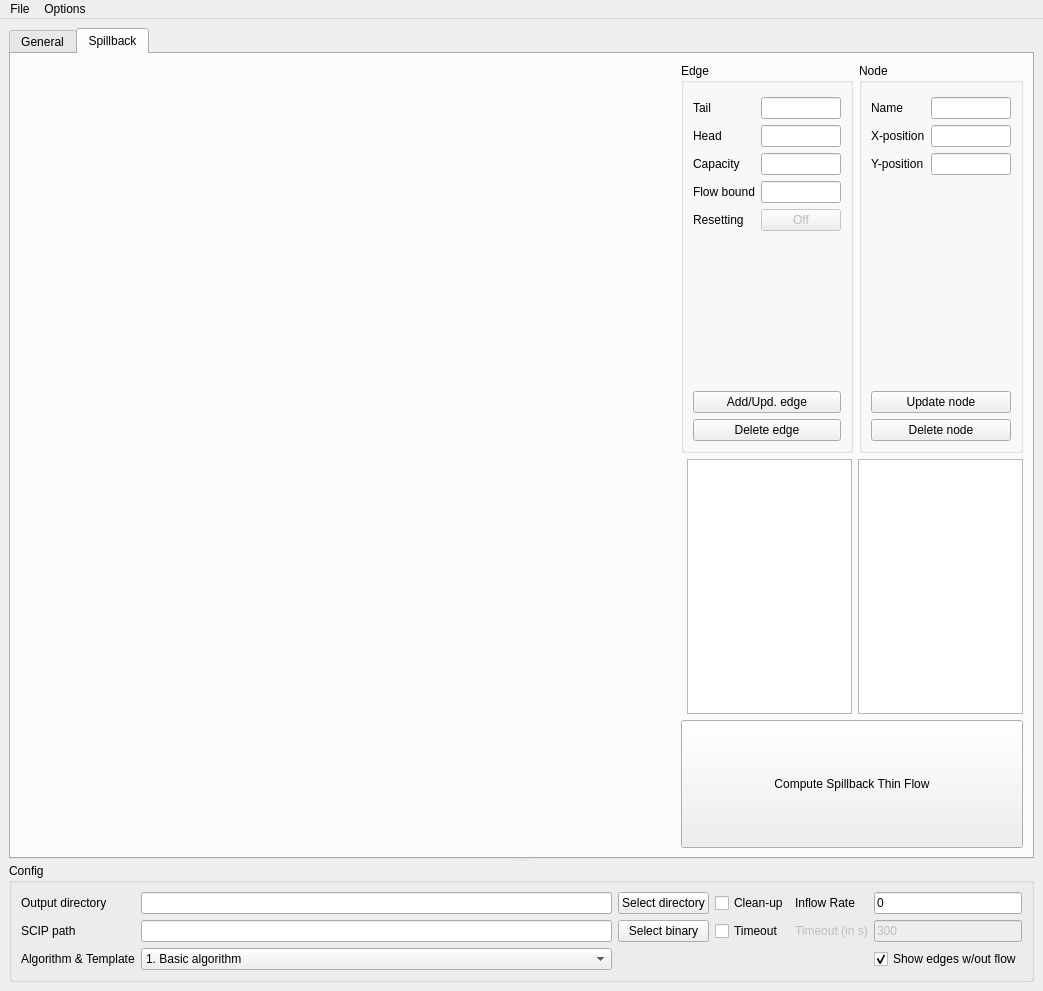
LeonSering/NashFlowComputation, file source/ui/thinFlow_mainWdw.ui: the form before one commit.
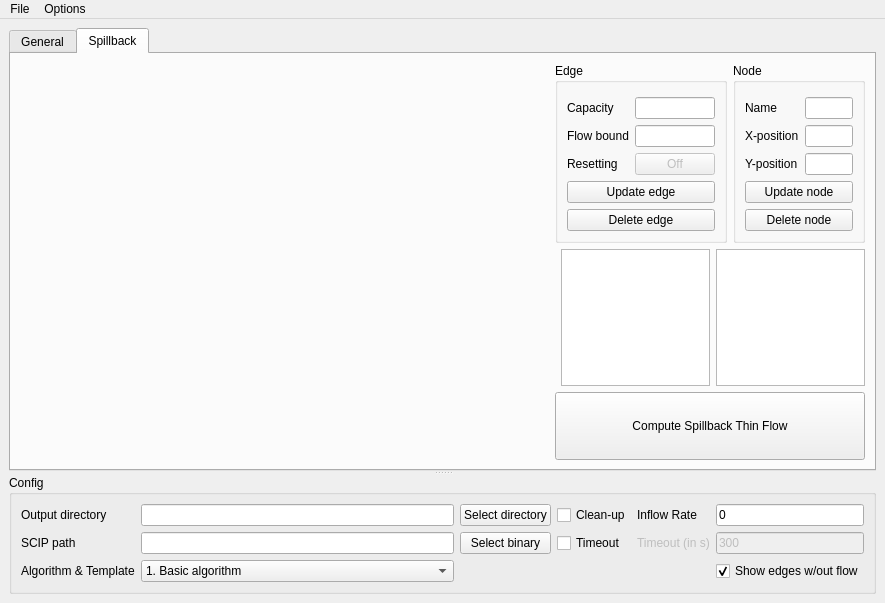
The form after the commit. The open tabs and pages were chosen to show the change.

Commit message: Updated TFC GUI, removed functionality to "manually" add edge

Patch:
```diff
--- a/source/ui/thinFlow_mainWdw.ui
+++ b/source/ui/thinFlow_mainWdw.ui
@@ -6,8 +6,8 @@
    <rect>
     <x>0</x>
     <y>0</y>
-    <width>1043</width>
-    <height>991</height>
+    <width>885</width>
+    <height>603</height>
    </rect>
   </property>
   <property name="windowTitle">
@@ -366,39 +366,33 @@
                <enum>QFormLayout::AllNonFixedFieldsGrow</enum>
               </property>
               <item row="0" column="0">
-               <widget class="QLabel" name="label_10">
+               <widget class="QLabel" name="label_14">
                 <property name="text">
-                 <string>Tail</string>
+                 <string>Capacity</string>
                 </property>
                </widget>
               </item>
               <item row="0" column="1">
-               <widget class="QLineEdit" name="tailLineEdit_spillback"/>
-              </item>
-              <item row="1" column="0">
-               <widget class="QLabel" name="label_13">
-                <property name="text">
-                 <string>Head</string>
-                </property>
-               </widget>
-              </item>
-              <item row="1" column="1">
-               <widget class="QLineEdit" name="headLineEdit_spillback"/>
-              </item>
-              <item row="2" column="1">
                <widget class="QLineEdit" name="capacityLineEdit_spillback"/>
               </item>
-              <item row="3" column="1">
+              <item row="1" column="0">
+               <widget class="QLabel" name="label_19">
+                <property name="text">
+                 <string>Flow bound</string>
+                </property>
+               </widget>
+              </item>
+              <item row="1" column="1">
                <widget class="QLineEdit" name="boundLineEdit_spillback"/>
               </item>
-              <item row="4" column="0">
+              <item row="2" column="0">
                <widget class="QLabel" name="label_15">
                 <property name="text">
                  <string>Resetting</string>
                 </property>
                </widget>
               </item>
-              <item row="4" column="1">
+              <item row="2" column="1">
                <widget class="QPushButton" name="resettingSwitchButton_spillback">
                 <property name="enabled">
                  <bool>false</bool>
@@ -408,26 +402,12 @@
                 </property>
                </widget>
               </item>
-              <item row="3" column="0">
-               <widget class="QLabel" name="label_19">
-                <property name="text">
-                 <string>Flow bound</string>
-                </property>
-               </widget>
-              </item>
-              <item row="2" column="0">
-               <widget class="QLabel" name="label_14">
-                <property name="text">
-                 <string>Capacity</string>
-                </property>
-               </widget>
-              </item>
              </layout>
             </item>
             <item>
              <widget class="QPushButton" name="updateEdgeButton_spillback">
               <property name="text">
-               <string>Add/Upd. edge</string>
+               <string>Update edge</string>
               </property>
               <property name="autoDefault">
                <bool>false</bool>
@@ -758,7 +738,7 @@
     <rect>
      <x>0</x>
      <y>0</y>
-     <width>1043</width>
+     <width>885</width>
      <height>22</height>
     </rect>
    </property>
```
Left out of the diff: 30 changed lines with no effect on the pictures. The commit also changes 3 other files.
